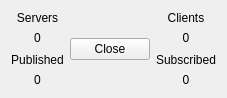
Before: the Qt Designer form mqt/MqtServer/servermain.ui in zsteva/backup-minos2, drawn with Qt 5.
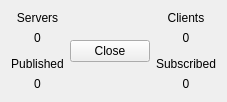
After: the same form once the commit is applied.

Commit message: update window titles

What changed in the file:
```diff
--- a/mqt/MqtServer/servermain.ui
+++ b/mqt/MqtServer/servermain.ui
@@ -6,8 +6,8 @@
  <rect>
     <x>0</x>
     <y>0</y>
-    <width>215</width>
-    <height>98</height>
+    <width>218</width>
+    <height>102</height>
    </rect>
   </property>
   <property name="windowTitle">
```
Left out of the diff: 2 changed lines with no effect on the pictures. Lines whose indentation alone changed are shown as unchanged. The commit also changes 3 other files.
